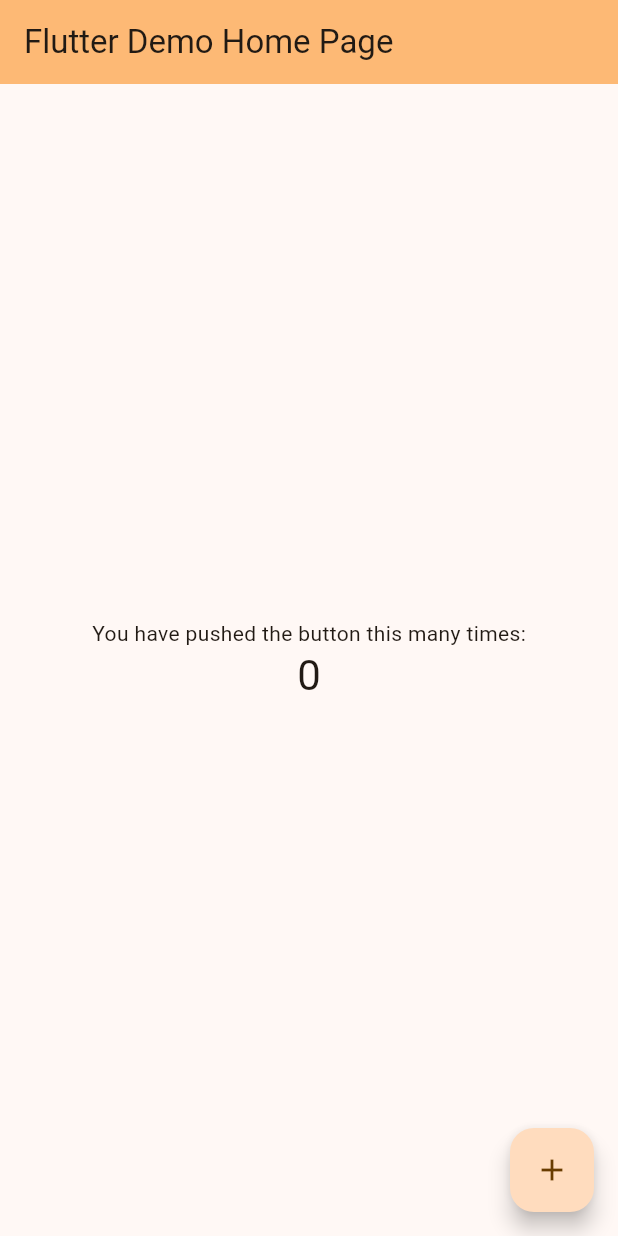
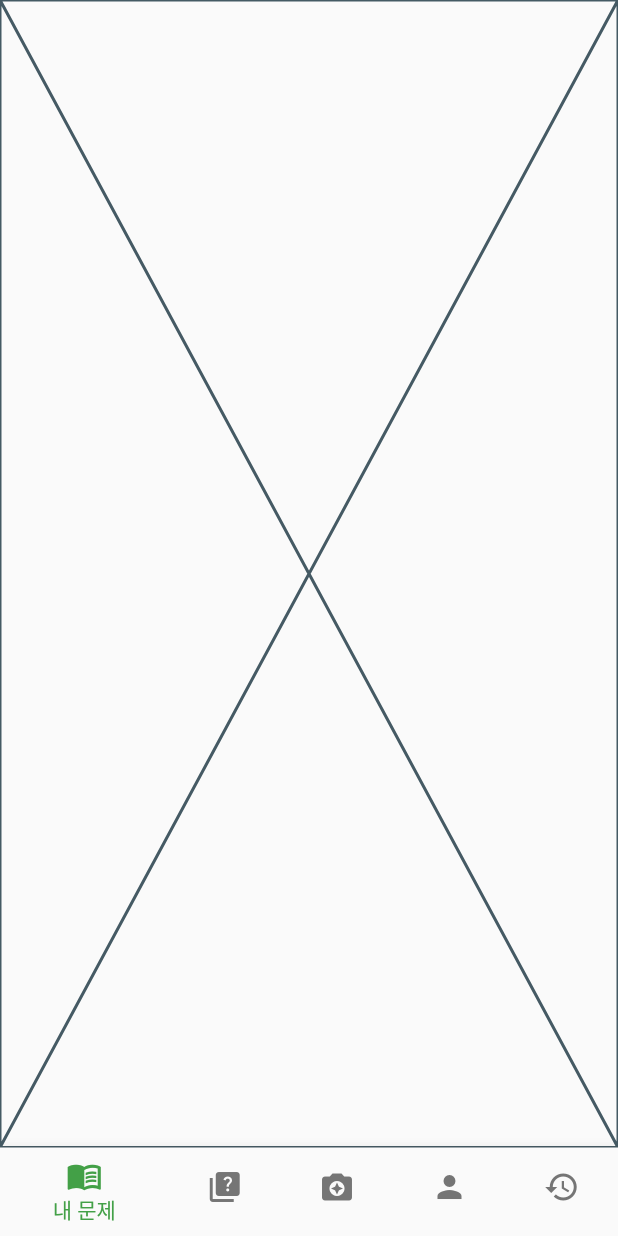
Before and after one commit to ChangHyun2/flutter-note, a Flutter app: the screen it shows after launch, on a phone screen of 412 x 824 dp. Run offline on Flutter 3.47's test engine with Material 2 defaults, Android fonts, the phone set to English and light mode, and no system bars; our stand-ins replace flutter_dotenv, go_router; missing offline and left inert: kakao_flutter_sdk_common, kakao_flutter_sdk_user.

Commit message:
feat: page routing

```diff
--- /dev/null
+++ b/lib/components/bottom_nav_bar.dart
@@ -0,0 +1,84 @@
+import 'package:flutter/material.dart';
+import 'package:go_router/go_router.dart';
+
+class ScaffoldWithNavBar extends StatelessWidget {
+  const ScaffoldWithNavBar({
+    required this.child,
+    super.key,
+  });
+
+  final Widget child;
+
+  static int _calculateSelectedIndex(BuildContext context) {
+    final String location = GoRouterState.of(context).uri.toString();
+    if (location.startsWith('/problems')) {
+      return 0;
+    }
+    if (location.startsWith('/quiz')) {
+      return 1;
+    }
+    if (location.startsWith('/upload')) {
+      return 2;
+    }
+    if (location.startsWith('/profile')) {
+      return 3;
+    }
+    if (location.startsWith('/history')) {
+      return 4;
+    }
+
+    return 0;
+  }
+
+  void _onItemTapped(int index, BuildContext context) {
+    switch (index) {
+      case 0:
+        GoRouter.of(context).go('/problems');
+        break;
+      case 1:
+        GoRouter.of(context).go('/quiz');
+        break;
+      case 2:
+        GoRouter.of(context).go('/upload');
+        break;
+      case 3:
+        GoRouter.of(context).go('/profile');
+        break;
+      case 4:
+        GoRouter.of(context).go('/history');
+        break;
+    }
+  }
+
+  @override
+  Widget build(BuildContext context) {
+    return BottomNavigationBar(
+      selectedItemColor: Colors.green.shade600,
+      unselectedItemColor: Colors.grey.shade600,
+      items: const <BottomNavigationBarItem>[
+        BottomNavigationBarItem(
+          icon: Icon(Icons.menu_book),
+          label: '내 문제',
+        ),
+        BottomNavigationBarItem(
+          icon: Icon(Icons.quiz),
+          label: '퀴즈 풀기',
+        ),
+        BottomNavigationBarItem(
+          icon: Icon(Icons.camera_enhance),
+          label: '카메라',
+        ),
+        BottomNavigationBarItem(
+          icon: Icon(Icons.person),
+          label: '내 정보',
+        ),
+        BottomNavigationBarItem(
+          icon: Icon(Icons.history),
+          label: '히스토리',
+        ),
+      ],
+      currentIndex: _calculateSelectedIndex(context),
+      onTap: (int idx) => _onItemTapped(idx, context),
+    );
+  }
+}
--- a/lib/main.dart
+++ b/lib/main.dart
@@ -1,8 +1,17 @@
+import 'package:bside_todolist/components/bottom_nav_bar.dart';
+import 'package:bside_todolist/screen/landing_screen.dart';
+import 'package:bside_todolist/screen/history_screen.dart';
+import 'package:bside_todolist/screen/login_screen.dart';
+import 'package:bside_todolist/screen/problems_screen.dart';
+import 'package:bside_todolist/screen/profile_screen.dart';
+import 'package:bside_todolist/screen/quiz_screen.dart';
+import 'package:bside_todolist/screen/upload_screen.dart';
+import 'package:flutter/cupertino.dart';
 import 'package:flutter/material.dart';
-import 'package:flutter/services.dart';
 import 'package:flutter_dotenv/flutter_dotenv.dart';
 import 'package:kakao_flutter_sdk_common/kakao_flutter_sdk_common.dart';
 import 'package:kakao_flutter_sdk_user/kakao_flutter_sdk_user.dart';
+import 'package:go_router/go_router.dart';
 
 Future main() async {
   await dotenv.load(fileName: ".env");
@@ -15,115 +24,55 @@ Future main() async {
     nativeAppKey: dotenv.env['KAKAO_APP_KEY'],
   );
 
-  runApp(const MyApp());
+  runApp(MyApp());
 }
 
 class MyApp extends StatelessWidget {
-  const MyApp({super.key});
+  MyApp({super.key});
+
+  final _router = GoRouter(
+    initialLocation: '/problems',
+    routes: <RouteBase>[
+      GoRoute(path: '/landing', builder: (context, state) => LandingScreen()),
+      GoRoute(path: '/login', builder: (conext, state) => LoginScreen()),
+      ShellRoute(
+          builder: (BuildContext context, GoRouterState state, Widget child) {
+            return Scaffold(
+              body: child,
+              bottomNavigationBar: ScaffoldWithNavBar(child: child),
+            );
+          },
+          routes: [
+            GoRoute(
+              path: '/problems',
+              builder: (context, state) => ProblemsScreen(),
+            ),
+            GoRoute(
+              path: '/quiz',
+              builder: (context, state) => QuizScreen(),
+            ),
+            GoRoute(
+              path: '/upload',
+              builder: (context, state) => UploadScreen(),
+            ),
+            GoRoute(
+              path: '/profile',
+              builder: (context, state) => ProfileScreen(),
+            ),
+            GoRoute(
+              path: '/history',
+              builder: (context, state) => HistoryScreen(),
+            ),
+          ])
+    ],
+  );
 
   // This widget is the root of your application.
   @override
   Widget build(BuildContext context) {
-    return MaterialApp(
-      title: 'Flutter Demo',
-      theme: ThemeData(
-        colorScheme: ColorScheme.fromSeed(seedColor: Colors.orange),
-        useMaterial3: true,
-      ),
-      home: const MyHomePage(title: 'Flutter Demo Home Page'),
+    return MaterialApp.router(
+      title: 'bside8',
+      routerConfig: _router,
     );
   }
 }
-
-class MyHomePage extends StatefulWidget {
-  const MyHomePage({super.key, required this.title});
-
-  final String title;
-
-  @override
-  State<MyHomePage> createState() => _MyHomePageState();
-}
-
-class _MyHomePageState extends State<MyHomePage> {
-  int _counter = 0;
-
-  Future _incrementCounter() async {
-    setState(() {
-      _counter++;
-    });
-
-// 카카오 로그인 구현 예제
-    try {
-      AccessTokenInfo tokenInfo = await UserApi.instance.accessTokenInfo();
-      print('토큰 정보 보기 성공'
-          '\n회원정보: ${tokenInfo.id}'
-          '\n만료시간: ${tokenInfo.expiresIn} 초'
-          '\n${tokenInfo.toJson()}');
-
-      print(await UserApi.instance.me());
-    } catch (error) {
-      print('토큰 정보 보기 실패 $error');
-    }
-
-    // return;
-// 카카오톡 실행 가능 여부 확인
-// 카카오톡 실행이 가능하면 카카오톡으로 로그인, 아니면 카카오계정으로 로그인
-    if (await isKakaoTalkInstalled()) {
-      try {
-        await UserApi.instance.loginWithKakaoTalk();
-        print('카카오톡으로 로그인 성공');
-      } catch (error) {
-        print('카카오톡으로 로그인 실패 $error');
-
-        // 사용자가 카카오톡 설치 후 디바이스 권한 요청 화면에서 로그인을 취소한 경우,
-        // 의도적인 로그인 취소로 보고 카카오계정으로 로그인 시도 없이 로그인 취소로 처리 (예: 뒤로 가기)
-        if (error is PlatformException && error.code == 'CANCELED') {
-          return;
-        }
-        // 카카오톡에 연결된 카카오계정이 없는 경우, 카카오계정으로 로그인
-        try {
-          await UserApi.instance.loginWithKakaoAccount();
-          print('카카오계정으로 로그인 성공');
-        } catch (error) {
-          print('카카오계정으로 로그인 실패 $error');
-        }
-      }
-    } else {
-      try {
-        await UserApi.instance.loginWithKakaoAccount();
-        print('카카오계정으로 로그인 성공');
-      } catch (error) {
-        print('카카오계정으로 로그인 실패 $error');
-      }
-    }
-  }
-
-  @override
-  Widget build(BuildContext context) {
-    return Scaffold(
-      appBar: AppBar(
-        backgroundColor: Theme.of(context).colorScheme.inversePrimary,
-        title: Text(widget.title),
-      ),
-      body: Center(
-        child: Column(
-          mainAxisAlignment: MainAxisAlignment.center,
-          children: <Widget>[
-            const Text(
-              'You have pushed the button this many times:',
-            ),
-            Text(
-              '$_counter',
-              style: Theme.of(context).textTheme.headlineMedium,
-            ),
-          ],
-        ),
-      ),
-      floatingActionButton: FloatingActionButton(
-        onPressed: _incrementCounter,
-        tooltip: 'Increment',
-        child: const Icon(Icons.add),
-      ), // This trailing comma makes auto-formatting nicer for build methods.
-    );
-  }
-}
--- /dev/null
+++ b/lib/screen/problems_screen.dart
@@ -0,0 +1,10 @@
+import 'package:flutter/cupertino.dart';
+
+class ProblemsScreen extends StatelessWidget {
+  const ProblemsScreen({super.key});
+
+  @override
+  Widget build(BuildContext context) {
+    return const Placeholder();
+  }
+}
--- a/pubspec.yaml
+++ b/pubspec.yaml
@@ -38,6 +38,7 @@ dependencies:
   # Use with the CupertinoIcons class for iOS style icons.
   cupertino_icons: ^1.0.2
   flutter_dotenv: ^5.1.0
+  go_router: ^12.1.0
 
 dev_dependencies:
   flutter_test:
```
Also changed, not shown: lib/screen/history_screen.dart (added, +19 -0 lines), lib/screen/landing_screen.dart (added, +10 -0 lines), lib/screen/login_page.dart (added, +72 -0 lines), lib/screen/login_screen.dart (added, +10 -0 lines), lib/screen/profile_screen.dart (added, +10 -0 lines), lib/screen/quiz_screen.dart (added, +10 -0 lines), lib/screen/upload_screen.dart (added, +18 -0 lines), 1 other file.
